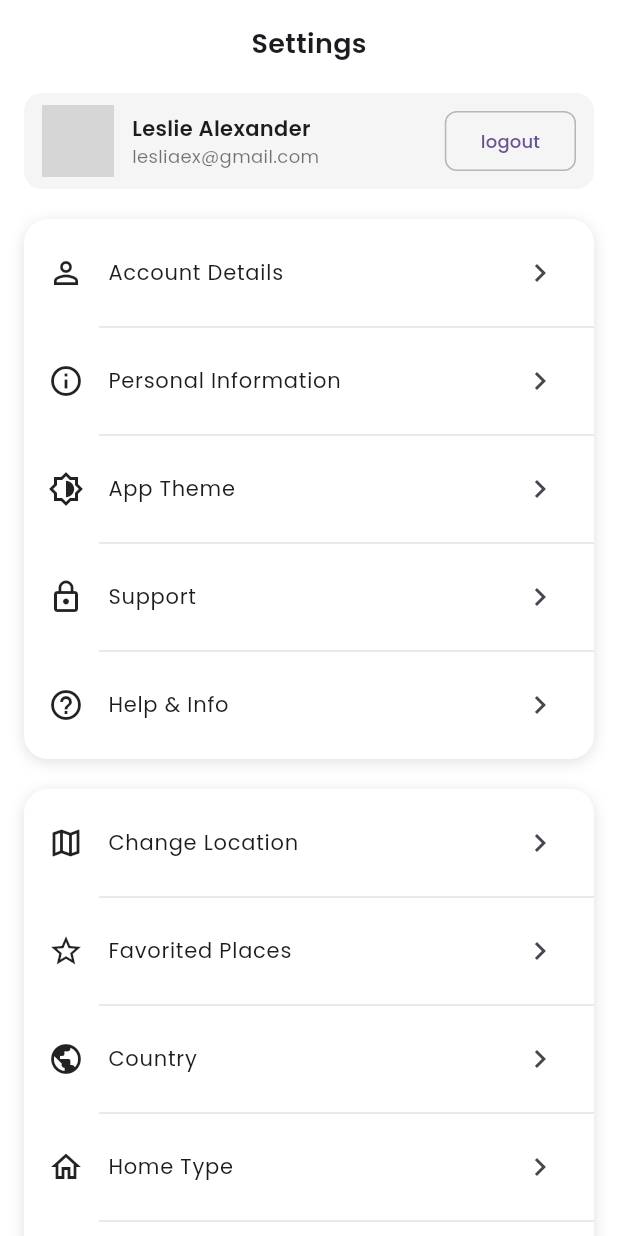
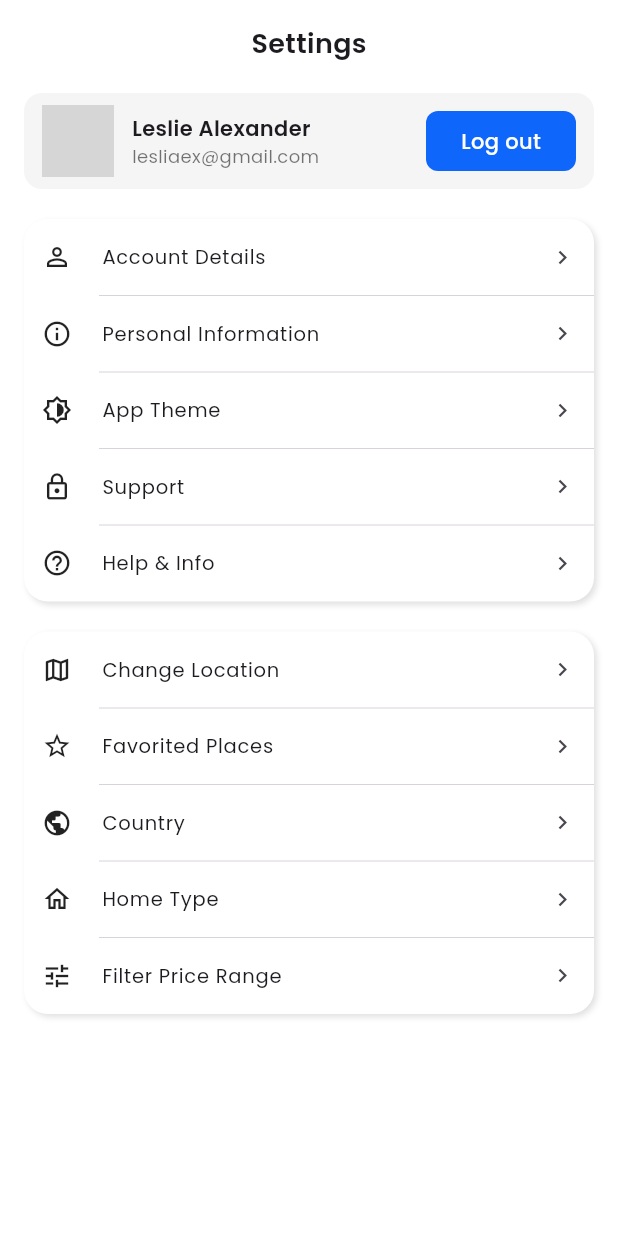
Before and after one commit to Haroon1o1/real_estate_application, a Flutter app: the SettingsScreen screen opened directly, on a phone screen of 412 x 824 dp. Run offline on Flutter 3.47's test engine with Material 3 defaults, Android fonts, the phone set to English and light mode, and no system bars; our stand-ins replace google_fonts; network calls fail; grey boxes are pictures that could not be loaded.

Commit message:
all app done

```diff
--- a/lib/screens/ChatScreen/Screens/ChatDetailScreen.dart
+++ b/lib/screens/ChatScreen/Screens/ChatDetailScreen.dart
@@ -9,7 +9,9 @@
 
   @override
   Widget build(BuildContext context) {
-    return Scaffold(
+    return SafeArea(
+      top: false,
+      child: Scaffold(
         backgroundColor: Colors.white,
         appBar: AppBar(
           backgroundColor: Colors.white,
@@ -106,6 +108,7 @@
             const MessageInputBar(),
           ],
         ),
+      ),
     );
   }
 }
--- a/lib/screens/ChatScreen/Widgets/message_input_bar.dart
+++ b/lib/screens/ChatScreen/Widgets/message_input_bar.dart
@@ -34,7 +34,7 @@
             ),
           ),
           IconButton(
-            icon: const Icon(Icons.send, color: Colors.black87),
+            icon: const Icon(Icons.send, color: Color(0xFF0F66FB)),
             onPressed: () {},
           ),
         ],
--- a/lib/screens/HomeScreen/widgets/HouseCard.dart
+++ b/lib/screens/HomeScreen/widgets/HouseCard.dart
@@ -4,12 +4,13 @@
 import 'package:flutter/material.dart';
 import 'package:google_fonts/google_fonts.dart';
 import 'package:real_estate_application/models/HouseModel.dart';
+import 'package:real_estate_application/screens/details_screen/house_details_screen.dart';
 import 'package:real_estate_application/screens/photo_screen/photo_screen.dart';
 
 class HouseCard extends StatelessWidget {
   final HouseModel model;
 
-  HouseCard({super.key, required this.model});
+  const HouseCard({super.key, required this.model});
 
   @override
   Widget build(BuildContext context) {
@@ -19,7 +20,7 @@
         Navigator.of(context).push(
           PageRouteBuilder(
             transitionDuration: const Duration(milliseconds: 400),
-            pageBuilder: (context, animation, secondaryAnimation) => HouseGallery(model: model),
+            pageBuilder: (context, animation, secondaryAnimation) => HouseDetailScreen(model: model),
             transitionsBuilder: (context, animation, secondaryAnimation, child) {
               return ScaleTransition(
                 scale: CurvedAnimation(parent: animation, curve: Curves.easeInOut),
--- a/lib/screens/Profile/widgets/profile_card.dart
+++ b/lib/screens/Profile/widgets/profile_card.dart
@@ -1,5 +1,6 @@
 import 'package:flutter/material.dart';
 import 'package:google_fonts/google_fonts.dart';
+import 'package:real_estate_application/widgets/Custom_Button.dart';
 
 class ProfileCard extends StatelessWidget {
   const ProfileCard({super.key});
@@ -34,13 +35,17 @@
               ],
             ),
           ),
-          OutlinedButton(
-            onPressed: () {},
-            style: OutlinedButton.styleFrom(
-              side: const BorderSide(color: Colors.black26),
-              shape: RoundedRectangleBorder(borderRadius: BorderRadius.circular(8)),
+          SizedBox(
+            width: 100,
+            child: CustomButton(
+              height: 40,
+              hasIcon: false,
+              textColor: Colors.white,
+              text: "Log out",
+              press: () {},
+              size: 14,
+              color: Color(0xFF0F66FB),
             ),
-            child: Text("logout", style: GoogleFonts.poppins(fontSize: 12)),
           ),
         ],
       ),
--- a/lib/screens/Profile/widgets/settings_card.dart
+++ b/lib/screens/Profile/widgets/settings_card.dart
@@ -14,7 +14,7 @@
       decoration: BoxDecoration(
         color: Colors.white,
         borderRadius: BorderRadius.circular(16),
-        boxShadow: [BoxShadow(color: Colors.black12, blurRadius: 8, offset: const Offset(0, 2))],
+        boxShadow: [BoxShadow(color: Colors.black12, blurRadius: 3, offset: const Offset(2, 2))],
       ),
       child: Column(
         children: items
@@ -22,11 +22,21 @@
               (item) => Column(
                 children: [
                   ListTile(
-                    leading: Icon(item["icon"], color: Colors.black87),
-                    title: Text(item["title"], style: GoogleFonts.poppins(fontSize: 14)),
-                    trailing: const Icon(Icons.chevron_right),
+                    leading: Icon(item["icon"], color: Colors.black87, size: 20), // smaller icon
+                    title: Text(
+                      item["title"],
+                      style: GoogleFonts.poppins(fontSize: 13), // smaller font
+                    ),
+                    trailing: const Icon(Icons.chevron_right, size: 18),
+                    contentPadding: const EdgeInsets.symmetric(horizontal: 12), // tighter padding
+                    dense: true, // optional (older Flutter versions)
+                    visualDensity: const VisualDensity(
+                      horizontal: 0,
+                      vertical: -4,
+                    ), // reduce height
                     onTap: () {},
                   ),
+
                   if (item != items.last) const Divider(indent: 50, thickness: 0.5),
                 ],
               ),
```
Also changed, not shown: lib/screens/ChatScreen/Widgets/chatTile.dart (+7 -6 lines), lib/screens/details_screen/house_details_screen.dart (+15 -8 lines), lib/screens/details_screen/widgets/property_details_header_widget.dart (+18 -6 lines), lib/screens/details_screen/widgets/property_details_widget.dart (+9 -7 lines), lib/screens/details_screen/widgets/property_photos_widget.dart (+21 -13 lines), lib/screens/details_screen/widgets/property_title_widget.dart (+7 -9 lines). Lines whose indentation alone changed are shown as unchanged.
